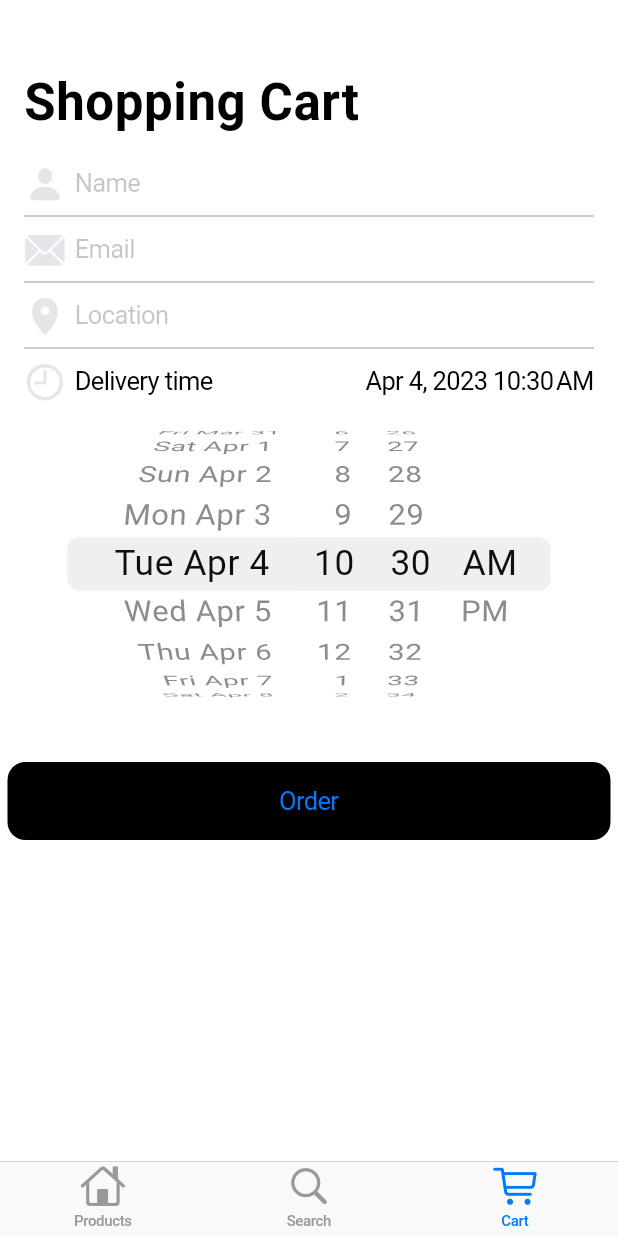
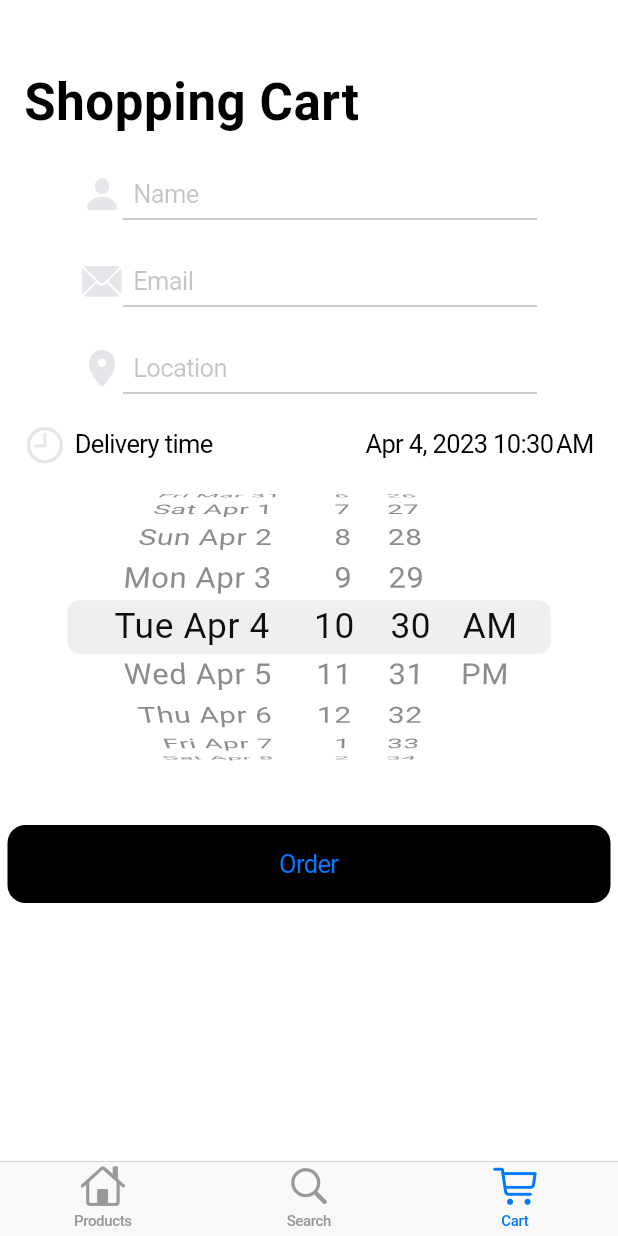
Before and after one commit to Teta288/TBJ-Store, a Flutter app: the screen it shows after launch, item 3 of the bottom bar chosen, on a phone screen of 412 x 824 dp. Run offline on Flutter 3.47's test engine with Material 2 defaults, Android fonts, the phone set to English and light mode, and no system bars; our stand-ins replace cloud_firestore, firebase_core, plugin_platform_interface; missing offline and left inert: dart:js_util; accounts and stored records are empty.

Commit message:
get user input

```diff
--- a/lib/connection/firebase.dart
+++ b/lib/connection/firebase.dart
@@ -2,13 +2,14 @@ import 'package:cloud_firestore/cloud_firestore.dart';
 import 'package:cupertino_store/shopping_cart_tab.dart';
 import 'package:uuid/uuid.dart';
 
-Future<void> addOrder() async {
+Future<void> addOrder(name, email) async {
   final FirebaseFirestore _firestore = FirebaseFirestore.instance;
   var uuid = Uuid().v4();
+  print(name);
   await _firestore.collection("orders").doc(uuid).set({
-    'name': "Dave",
+    'name': name,
     'Location': "Kigali",
-    'Email': "david@gmail.com",
+    'Email': email,
     'Delivery time': "hello"
   });
   return;
--- a/lib/email.dart
+++ b/lib/email.dart
@@ -1,4 +1,4 @@
-import 'package:mailer/mailer.dart';
+/*import 'package:mailer/mailer.dart';
 import 'package:mailer/smtp_server.dart';
 
 Future<void> sendEmail(String name, String email, String message) async {
@@ -21,4 +21,4 @@ Future<void> sendEmail(String name, String email, String message) async {
 //String name = "Tona Brenda";
 //String email = 'tonabrenda98@gmail.com';
 //String message = 'Hello, this is my message.';
-//await sendEmail(name,email,message);
+//await sendEmail(name,email,message);*/
--- a/lib/shopping_cart_tab.dart
+++ b/lib/shopping_cart_tab.dart
@@ -4,15 +4,22 @@ import 'package:flutter/material.dart';
 
 import 'package:intl/intl.dart';
 import 'package:provider/provider.dart';
-
+import 'dart:js_util';
 import 'model/app_state_model.dart';
 import 'model/product.dart';
 import 'styles.dart';
 import 'package:cloud_firestore/cloud_firestore.dart';
+//import 'package:firebase_database/firebase_database.dart';
+import 'package:uuid/uuid.dart';
+
+/*var uuid = Uuid().v4();
+CollectionReference ref = FirebaseFirestore.instance.collection('Orders');
+const double _kDateTimePickerHeight = 216;
+final now = DateTime.now();
+
+FirebaseFirestore firestore = FirebaseFirestore.instance;*/
 
 const double _kDateTimePickerHeight = 216;
-
-FirebaseFirestore firestore = FirebaseFirestore.instance;
 
 class ShoppingCartTab extends StatefulWidget {
   const ShoppingCartTab({super.key});
@@ -31,21 +38,35 @@ class _ShoppingCartTabState extends State<ShoppingCartTab> {
 
   DateTime dateTime = DateTime.now();
   final _currencyFormat = NumberFormat.currency(symbol: '\$');
-  // TextEditingController controller1 = TextEditingController();
-  //TextEditingController controller = TextEditingController();
-  // TextEditingController controller2 = TextEditingController();
+  final _controller1 = TextEditingController();
+  final TextEditingController _controller = TextEditingController();
+  final TextEditingController _controller2 = TextEditingController();
+  /*late DatabaseReference _messagesRef;
+  @override
+  void initState() {
+    super.initState();
+    _messagesRef = FirebaseDatabase.instance.reference().child('Orders');
+  }
+
+  void _handleSubmitted(String name, String email, String location) {
+    _controller.clear();
+    _controller1.clear();
+    _controller2.clear();
+    _messagesRef
+        .push()
+        .set({'name': name, 'email': email, 'Location': location});
+  }*/
   //TextEditingController controller3 = TextEditingController();
 
-  Widget _buildNameField() {
-    return CupertinoTextField(
+  /* Widget _buildNameField() {
+    return CupertinoTextFormFieldRow(
       prefix: const Icon(
         CupertinoIcons.person_solid,
         color: CupertinoColors.lightBackgroundGray,
         size: 28,
       ),
       padding: const EdgeInsets.symmetric(horizontal: 6, vertical: 12),
-      // controller: controller1,
-      clearButtonMode: OverlayVisibilityMode.editing,
+      controller: _controller,
       textCapitalization: TextCapitalization.words,
       autocorrect: false,
       decoration: const BoxDecoration(
@@ -66,14 +87,14 @@ class _ShoppingCartTabState extends State<ShoppingCartTab> {
   }
 
   Widget _buildEmailField() {
-    return const CupertinoTextField(
+    return CupertinoTextFormFieldRow(
       prefix: Icon(
         CupertinoIcons.mail_solid,
         color: CupertinoColors.lightBackgroundGray,
         size: 28,
       ),
       padding: EdgeInsets.symmetric(horizontal: 6, vertical: 12),
-      clearButtonMode: OverlayVisibilityMode.editing,
+      controller: _controller1,
       keyboardType: TextInputType.emailAddress,
       autocorrect: false,
       decoration: BoxDecoration(
@@ -89,14 +110,14 @@ class _ShoppingCartTabState extends State<ShoppingCartTab> {
   }
 
   Widget _buildLocationField() {
-    return const CupertinoTextField(
+    return CupertinoTextFormFieldRow(
       prefix: Icon(
         CupertinoIcons.location_solid,
         color: CupertinoColors.lightBackgroundGray,
         size: 28,
       ),
       padding: EdgeInsets.symmetric(horizontal: 6, vertical: 12),
-      clearButtonMode: OverlayVisibilityMode.editing,
+      controller: _controller2,
       textCapitalization: TextCapitalization.words,
       decoration: BoxDecoration(
         border: Border(
@@ -107,6 +128,76 @@ class _ShoppingCartTabState extends State<ShoppingCartTab> {
         ),
       ),
       placeholder: 'Location',
+    );
+  }*/
+  Widget _buildForm() {
+    return Column(
+      children: <Widget>[
+        Container(
+          child: CupertinoTextFormFieldRow(
+            prefix: Icon(
+              CupertinoIcons.person_solid,
+              color: CupertinoColors.lightBackgroundGray,
+              size: 28,
+            ),
+            padding: EdgeInsets.symmetric(horizontal: 6, vertical: 12),
+            controller: _controller,
+            //   onFieldSubmitted: _handleSubmitted,
+            textCapitalization: TextCapitalization.words,
+            decoration: BoxDecoration(
+              border: Border(
+                bottom: BorderSide(
+                  width: 0,
+                  color: CupertinoColors.inactiveGray,
+                ),
+              ),
+            ),
+            placeholder: 'Name',
+          ),
+        ),
+        SizedBox(),
+        Container(
+          child: CupertinoTextFormFieldRow(
+            prefix: Icon(
+              CupertinoIcons.mail_solid,
+              color: CupertinoColors.lightBackgroundGray,
+              size: 28,
+            ),
+            padding: EdgeInsets.symmetric(horizontal: 6, vertical: 12),
+            controller: _controller1,
+            // onFieldSubmitted: _handleSubmitted,
+            textCapitalization: TextCapitalization.words,
+            decoration: BoxDecoration(
+              border: Border(
+                bottom:
+                    BorderSide(width: 0, color: CupertinoColors.inactiveGray),
+              ),
+            ),
+            placeholder: 'Email',
+          ),
+        ),
+        SizedBox(),
+        Container(
+          child: CupertinoTextFormFieldRow(
+            prefix: Icon(
+              CupertinoIcons.location_solid,
+              color: CupertinoColors.lightBackgroundGray,
+              size: 28,
+            ),
+            padding: EdgeInsets.symmetric(horizontal: 6, vertical: 12),
+            controller: _controller2,
+            // onFieldSubmitted: _handleSubmitted,
+            textCapitalization: TextCapitalization.words,
+            decoration: BoxDecoration(
+              border: Border(
+                bottom:
+                    BorderSide(width: 0, color: CupertinoColors.inactiveGray),
+              ),
+            ),
+            placeholder: 'Location',
+          ),
+        )
+      ],
     );
   }
 
@@ -156,9 +247,9 @@ class _ShoppingCartTabState extends State<ShoppingCartTab> {
       AppStateModel model) {
     return SliverChildBuilderDelegate(
       (context, index) {
-        final productIndex = index - 5;
+        final productIndex = index - 3;
         switch (index) {
-          case 0:
+          /*  case 0:
             return Padding(
               padding: const EdgeInsets.symmetric(horizontal: 16),
               child: _buildNameField(),
@@ -172,16 +263,22 @@ class _ShoppingCartTabState extends State<ShoppingCartTab> {
             return Padding(
               padding: const EdgeInsets.symmetric(horizontal: 16),
               child: _buildLocationField(),
+            );*/
+          case 0:
+            return Padding(
+              padding: const EdgeInsets.symmetric(horizontal: 48),
+              child: _buildForm(),
             );
-          case 3:
+
+          case 1:
             return Padding(
               padding: const EdgeInsets.fromLTRB(16, 8, 16, 24),
               child: _buildDateAndTimePicker(context),
             );
-          case 4:
+          case 2:
             return Padding(
               padding: const EdgeInsets.symmetric(horizontal: 5),
-              child: _buildOrderButton(),
+              child: _buildOrderButton(_controller, _controller1),
             );
           default:
             if (model.productsInCart.length > productIndex) {
@@ -253,13 +350,21 @@ class _ShoppingCartTabState extends State<ShoppingCartTab> {
   }
 }
 
-Widget _buildOrderButton() {
+Widget _buildOrderButton(name, email) {
   return Container(
     child: CupertinoButton(
       color: Colors.black,
       child: Text('Order'),
       onPressed: () {
-        addOrder();
+        addOrder(name.text, email.text);
+        /*Map<String, String> dataToSave = {
+          'name': _controller.text,
+          'email': _controller1.text,
+          "location": _controller2.text,
+          "Order Time": DateTime.now()
+        };
+        //FirebaseFirestore.instance.collection('Orders').add(dataToSave);*/
+        print(name.text);
       },
     ),
   );
```
